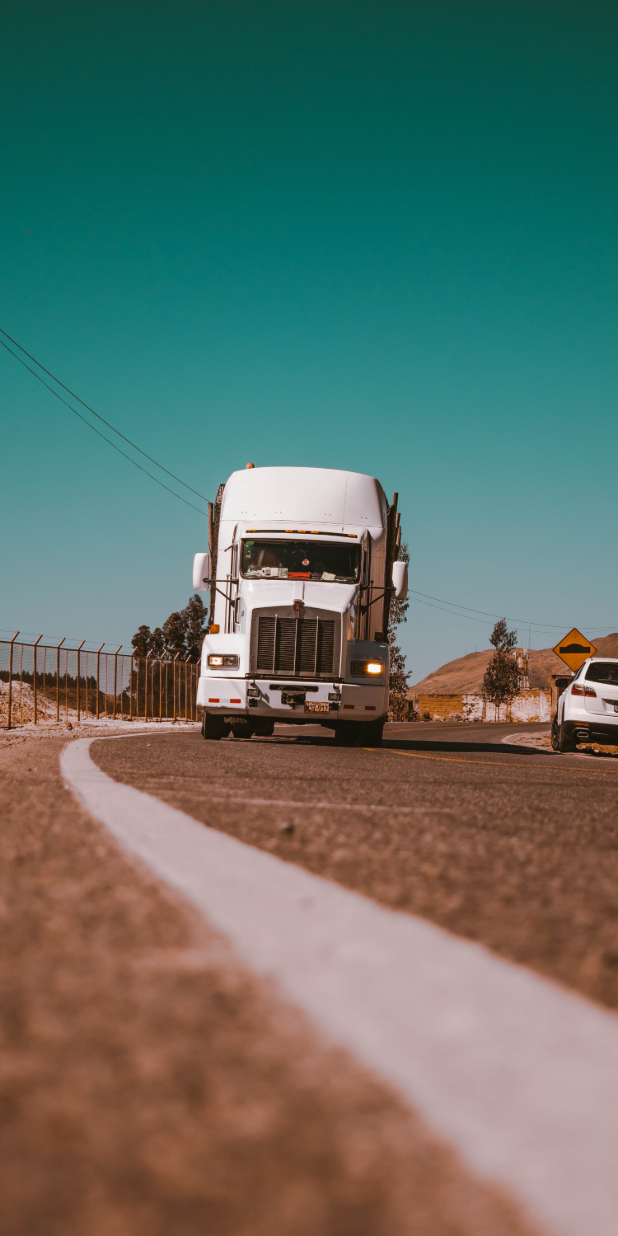
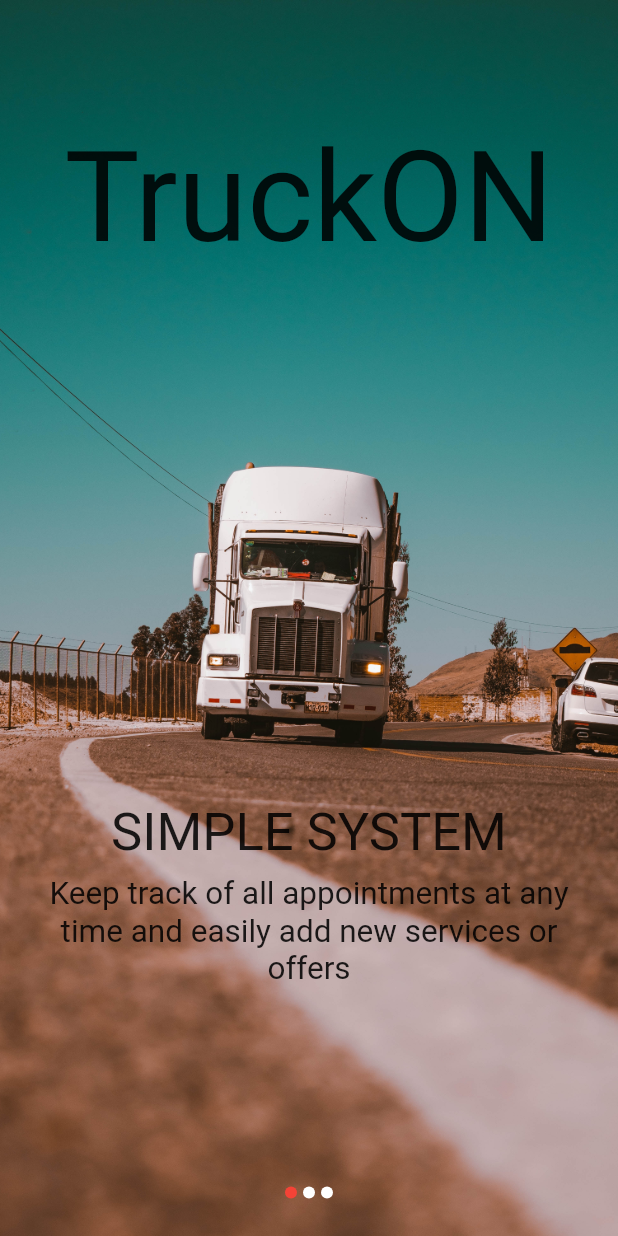
Before and after one commit to chetan-ade/TruckON, a Flutter app: the screen it shows after launch, on a phone screen of 412 x 824 dp. Run offline on Flutter 3.47's test engine with Material 2 defaults, Android fonts, the phone set to English and light mode, and no system bars; drawn by our look-alikes of carousel_slider.

Commit message:
added heading and desc(non-formatted) and 3 dots at the bottom of screen

```diff
--- a/lib/main.dart
+++ b/lib/main.dart
@@ -12,9 +12,6 @@ class MyApp extends StatelessWidget {
           //primaryColor: Colors.black,
           ),
       home: Scaffold(
-        // appBar: AppBar(
-        //   title: Text('TruckON'),
-        // ),
         body: OneTimeCarousel(),
       ),
     );
@@ -25,21 +22,108 @@ class OneTimeCarousel extends StatelessWidget {
   @override
   Widget build(BuildContext context) {
     return Container(
-        //padding: EdgeInsetsDirectional.only(top: 30.0),
         child: CarouselSlider(
       height: MediaQuery.of(context).size.height,
       viewportFraction: 1.0,
-      // enlargeCenterPage: true,
       enableInfiniteScroll: false,
       items: ['assets/image1.jpg', 'assets/image2.jpg', 'assets/image3.jpg']
           .map((i) {
+            var heading;
+            if (i=='assets/image1.jpg') {
+              heading = 'SIMPLE SYSTEM';
+            } else if(i=='assets/image2.jpg') {
+              heading = 'MORE CUSTOMERS';
+            } else {
+              heading = 'EFFICIENT UTILIZATION';
+            }
+
+            var desc;
+            if (i=='assets/image1.jpg') {
+              desc = 'Keep track of all appointments at any time and easily add new services or offers';
+            } else if(i=='assets/image2.jpg') {
+              desc = 'Gain more customers through the supraregional reach of a digital platform';
+            } else {
+              desc = 'Transport your load quickly and efficiently and thereby increase your turnover';
+            }
+
+            var height = MediaQuery.of(context).size.height;
+            var width = MediaQuery.of(context).size.width;
+
         return Builder(
           builder: (BuildContext context) {
             return Container(
-              width: MediaQuery.of(context).size.width,
-              child: Image.asset(
-                i,
-                fit: BoxFit.fitHeight,
+              height: height,
+              width: width,
+              decoration: BoxDecoration(
+                  image: DecorationImage(
+                      image: AssetImage(i), fit: BoxFit.fitHeight)),
+
+              child: Column(
+                mainAxisAlignment: MainAxisAlignment.spaceBetween,
+                children: <Widget>[
+                  Container(
+                      padding: EdgeInsets.only(top: height/10),
+                      child: Text(
+                        'TruckON',
+                        //Common Logo for all 3 images
+                        textScaleFactor: 6.0,
+                      )),
+                  Container(
+                      padding: EdgeInsets.only(top: height*3/10),
+                      child: Column(children: [
+                        Text(
+                          heading,
+                          textScaleFactor: 2.5,
+                        ),
+                        Container(
+                            padding: EdgeInsets.only(top: height/100,left: width/40,right: width/40),
+                            child: Text(
+                              desc,
+                              textScaleFactor: 1.5,
+                              textAlign: TextAlign.center,
+                            )),
+                      ])),
+                  Container(
+                    child: Row(
+                      mainAxisAlignment: MainAxisAlignment.center,
+                      children: <Widget>[
+                        Container(
+                          width: 8.0,
+                          height: 8.0,
+                          margin: EdgeInsets.symmetric(
+                              vertical: 25.0, horizontal: 2.0),
+                          decoration: BoxDecoration(
+                              shape: BoxShape.circle,
+                              color: i == 'assets/image1.jpg'
+                                  ? Colors.red
+                                  : Colors.white),
+                        ),
+                        Container(
+                          width: 8.0,
+                          height: 8.0,
+                          margin: EdgeInsets.symmetric(
+                              vertical: 10.0, horizontal: 2.0),
+                          decoration: BoxDecoration(
+                              shape: BoxShape.circle,
+                              color: i == 'assets/image2.jpg'
+                                  ? Colors.red
+                                  : Colors.white),
+                        ),
+                        Container(
+                          width: 8.0,
+                          height: 8.0,
+                          margin: EdgeInsets.symmetric(
+                              vertical: 10.0, horizontal: 2.0),
+                          decoration: BoxDecoration(
+                              shape: BoxShape.circle,
+                              color: i == 'assets/image3.jpg'
+                                  ? Colors.red
+                                  : Colors.white),
+                        )
+                      ],
+                    ),
+                  ),
+                ],
               ),
             );
           },
```
